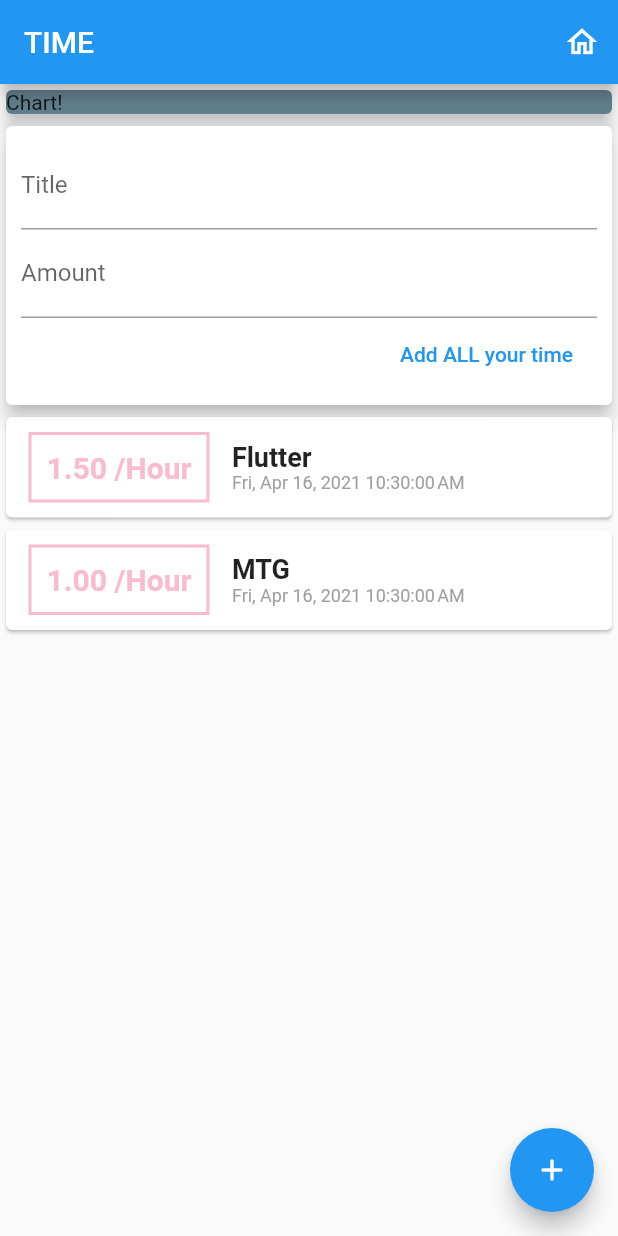
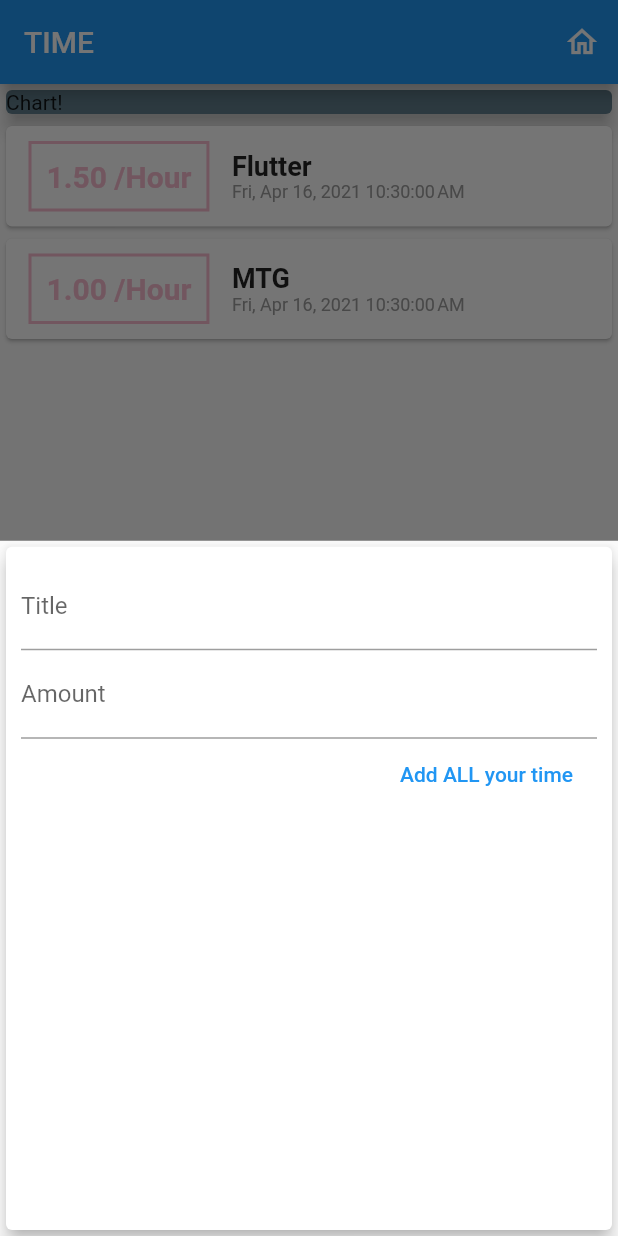
Before and after one commit to mayukohayashi/benkyoutimer_flutter, a Flutter app: the screen it shows after launch, after a tap on the "add" icon, on a phone screen of 412 x 824 dp. Run offline on Flutter 3.47's test engine with Material 2 defaults, Android fonts, the phone set to English and light mode, and no system bars.

Commit message:
add: scroll up add page

```diff
--- a/lib/main.dart
+++ b/lib/main.dart
@@ -1,6 +1,10 @@
 import 'package:flutter/material.dart';
+import 'package:kakeibo/widgets/new_transaction.dart';
+import 'package:kakeibo/widgets/transaction_list.dart';
 
-import './widgets/user_transactions.dart';
+import './widgets/new_transaction.dart';
+import './widgets/transaction_list.dart';
+import './models/transaction.dart';
 
 void main() => runApp(MyApp());
 
@@ -14,9 +18,52 @@
   }
 }
 
-class MyHomePage extends StatelessWidget {
-  final titleController = TextEditingController();
-  final amountController = TextEditingController();
+class MyHomePage extends StatefulWidget {
+  @override
+  _MyHomePageState createState() => _MyHomePageState();
+}
+
+class _MyHomePageState extends State<MyHomePage> {
+  final List<Transaction> _userTransactions = [
+    Transaction(
+      id: "t1",
+      title: "Flutter",
+      amount: 1.5,
+      date: DateTime.now(),
+    ),
+    Transaction(
+      id: "t2",
+      title: "MTG",
+      amount: 1,
+      date: DateTime.now(),
+    ),
+  ];
+
+  void _addNewTransaction(String txTitle, double txAmount) {
+    final newTx = Transaction(
+      title: txTitle,
+      amount: txAmount,
+      date: DateTime.now(),
+      id: DateTime.now().toString(),
+    );
+
+    setState(() {
+      _userTransactions.add(newTx);
+    });
+  }
+
+  void _startAddNewTransaction(BuildContext ctx) {
+    showModalBottomSheet(
+      context: ctx,
+      builder: (_) {
+        return GestureDetector(
+          onTap: () {},
+          child: NewTransaction(_addNewTransaction),
+          behavior: HitTestBehavior.opaque,
+        );
+      },
+    );
+  }
 
   Widget build(BuildContext context) {
     return Scaffold(
@@ -39,13 +86,13 @@
                 elevation: 5,
               ),
             ),
-            UserTransactions()
+            TransactionList(_userTransactions),
           ],
         ),
       ),
       floatingActionButton: FloatingActionButton(
         child: Icon(Icons.add_rounded),
-        onPressed: () {},
+        onPressed: () => _startAddNewTransaction(context),
       ),
     );
   }
--- a/lib/widgets/user_transactions.dart
+++ /dev/null
@@ -1,50 +0,0 @@
-import 'package:flutter/material.dart';
-
-import './new_transaction.dart';
-import './transaction_list.dart';
-import '../models/transaction.dart';
-
-class UserTransactions extends StatefulWidget {
-  @override
-  _UserTransactionsState createState() => _UserTransactionsState();
-}
-
-class _UserTransactionsState extends State<UserTransactions> {
-  final List<Transaction> _userTransactions = [
-    Transaction(
-      id: "t1",
-      title: "Flutter",
-      amount: 1.5,
-      date: DateTime.now(),
-    ),
-    Transaction(
-      id: "t2",
-      title: "MTG",
-      amount: 1,
-      date: DateTime.now(),
-    ),
-  ];
-
-  void _addNewTransaction(String txTitle, double txAmount) {
-    final newTx = Transaction(
-      title: txTitle,
-      amount: txAmount,
-      date: DateTime.now(),
-      id: DateTime.now().toString(),
-    );
-
-    setState(() {
-      _userTransactions.add(newTx);
-    });
-  }
-
-  @override
-  Widget build(BuildContext context) {
-    return Column(
-      children: <Widget>[
-        NewTransaction(_addNewTransaction),
-        TransactionList(_userTransactions)
-      ],
-    );
-  }
-}
```
